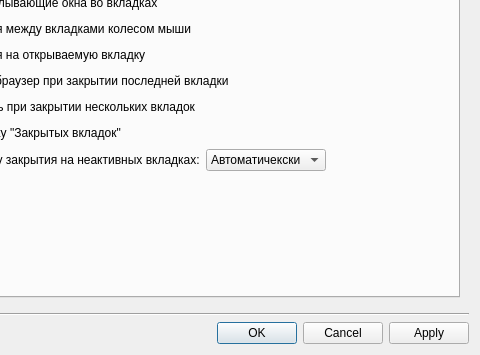
Qt form src/lib/preferences/preferences.ui (tenrok/kclient3) before a commit; both pictures show x 360 to 840 and y 195 to 550 of the 840 by 550 pixel window.
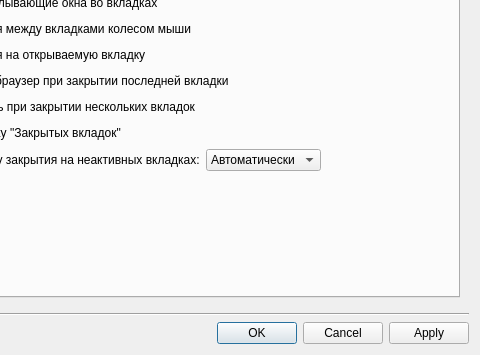
The same form after that commit. The open tabs and pages were chosen to show the change. Custom widgets are drawn as their Qt base class.

The edit to the form file:
```diff
--- a/src/lib/preferences/preferences.ui
+++ b/src/lib/preferences/preferences.ui
@@ -684,7 +684,7 @@
                   <widget class="QComboBox" name="showCloseOnInactive">
                    <item>
                     <property name="text">
-                     <string>Автоматичекски</string>
+                     <string>Автоматически</string>
                     </property>
                    </item>
                    <item>
```
